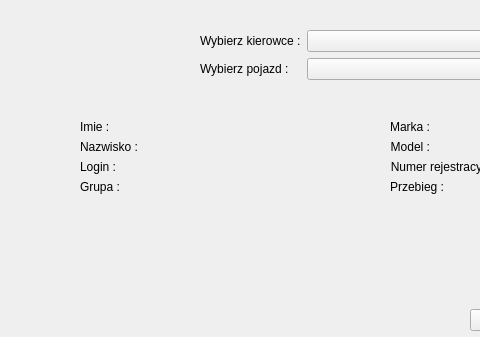
Above: admin.ui from Barto-Paja/iDocCar before the change; both pictures show x 0 to 480 and y 0 to 337 of the 758 by 467 pixel window. Below: the same form after it.
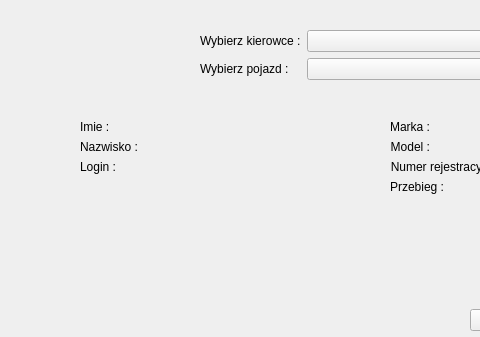
That is the form after the change.

Diff of the .ui file:
```diff
--- a/admin.ui
+++ b/admin.ui
@@ -77,10 +77,10 @@
        </property>
       </widget>
      </item>
-     <item row="3" column="0">
-      <widget class="QLabel" name="label_10">
+     <item row="2" column="1">
+      <widget class="QLabel" name="l_login">
        <property name="text">
-        <string>Grupa :</string>
+        <string/>
        </property>
       </widget>
      </item>
```
Left out of the diff: 58 changed lines with no effect on the pictures.
